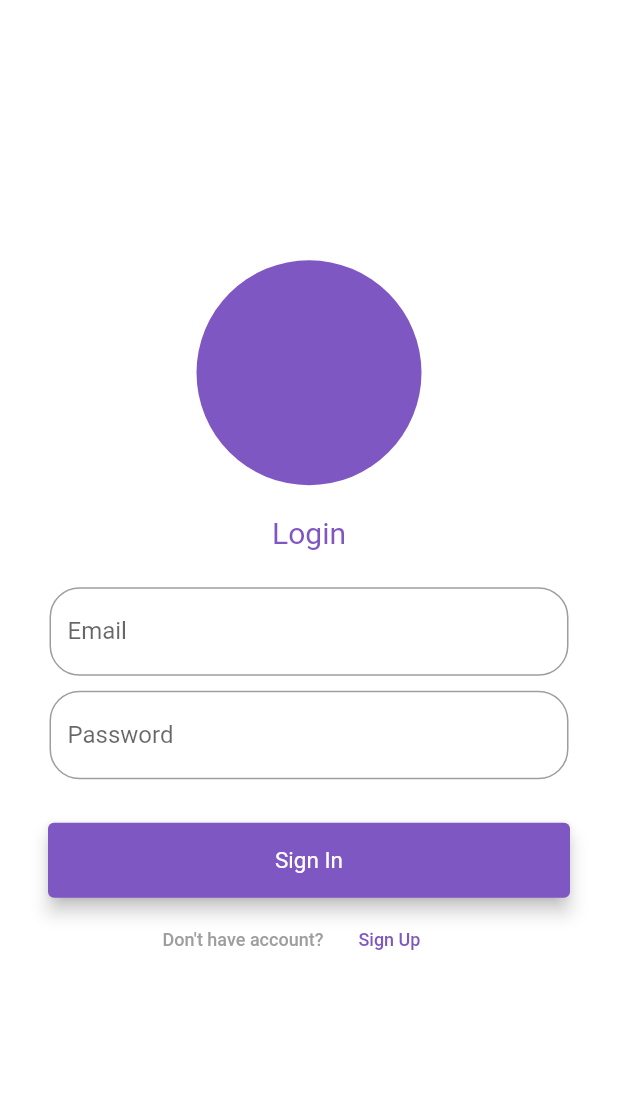
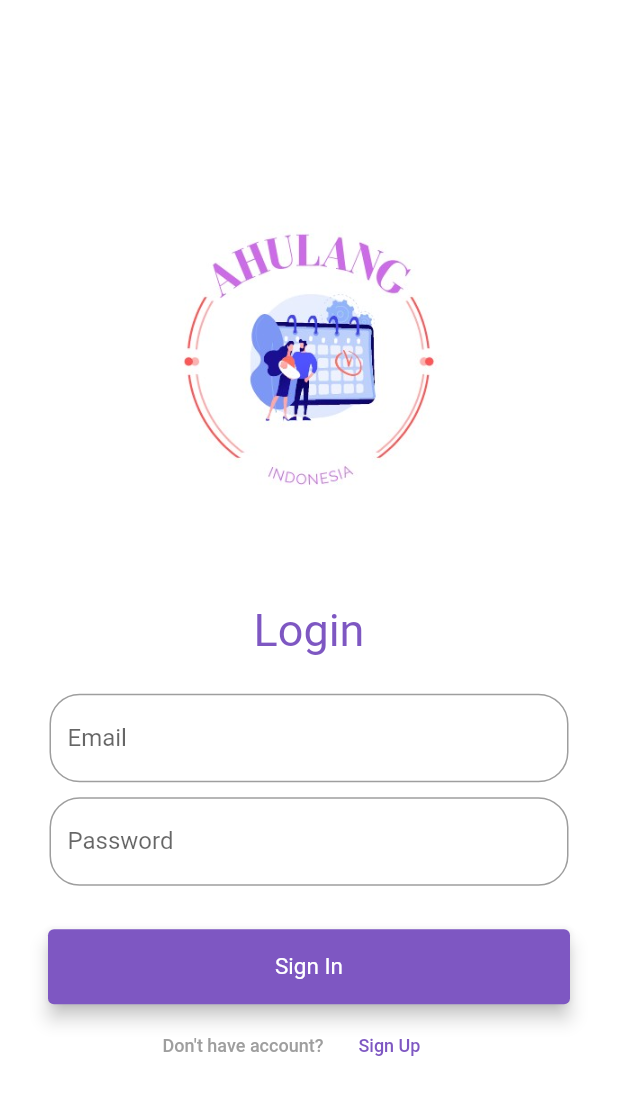
Before and after one commit to akbarfaiz/ahulang, a Flutter app: the screen it shows after launch, on a phone screen of 412 x 824 dp. Shown: the top 1095 px of the screen. Run offline on Flutter 3.47's test engine with Material 2 defaults, Android fonts, the phone set to English and light mode, and no system bars; our stand-ins replace cloud_firestore, firebase_auth, firebase_core, firebase_database, firebase_storage, geocoding and 7 more; accounts and stored records are empty.

Commit message:
Logo login

```diff
--- a/lib/screen/login_screen.dart
+++ b/lib/screen/login_screen.dart
@@ -1,5 +1,6 @@
 import 'package:ahulang/ahulang_theme.dart';
 import 'package:ahulang/api/auth_service.dart';
+import 'package:ahulang/component/avatar.dart';
 import 'package:ahulang/home.dart';
 import 'package:ahulang/model/route_manager.dart';
 import 'package:ahulang/model/tab_manager.dart';
@@ -50,19 +51,19 @@ class _LoginState extends State<LoginScreen> {
             mainAxisAlignment: MainAxisAlignment.center,
             children: <Widget>[
               Container(
-                width: 150,
-                height: 150,
+                width: 300,
+                height: 300,
                 decoration: BoxDecoration(
-                    color: Theme.of(context).primaryColor,
-                    shape: BoxShape.circle),
-              ),
-              SizedBox(
-                height: 20,
+                  shape: BoxShape.circle,
+                  image: DecorationImage(
+                      image: Image.asset('assets/ahulang.jpeg').image,
+                      fit: BoxFit.fill),
+                ),
               ),
               Text(
                 "Login",
                 style: TextStyle(
-                    fontSize: 20, color: Theme.of(context).primaryColor),
+                    fontSize: 30, color: Theme.of(context).primaryColor),
               ),
               SizedBox(
                 height: 20,
--- a/pubspec.yaml
+++ b/pubspec.yaml
@@ -71,8 +71,8 @@ flutter:
   uses-material-design: true
 
   # To add assets to your application, add an assets section, like this:
-  # assets:
-  #   - images/a_dot_burr.jpeg
+  assets:
+  - assets/ahulang.jpeg
   #   - images/a_dot_ham.jpeg
 
   # An image asset can refer to one or more resolution-specific "variants", see
```
Also changed, not shown: assets/ahulang.jpeg (added).
